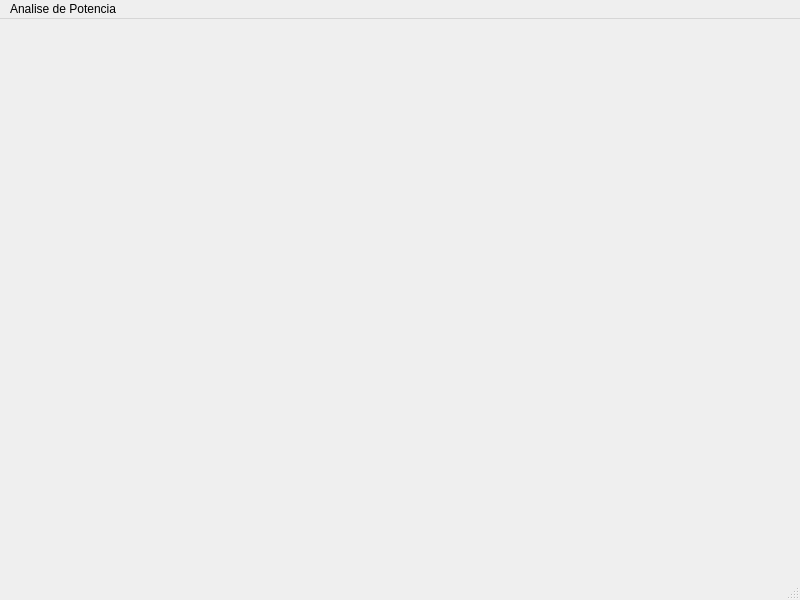
First picture: the form in AnalisePot/analisepot.ui, repository thainemartini/Prg-orientada-a-obj, before the edit.
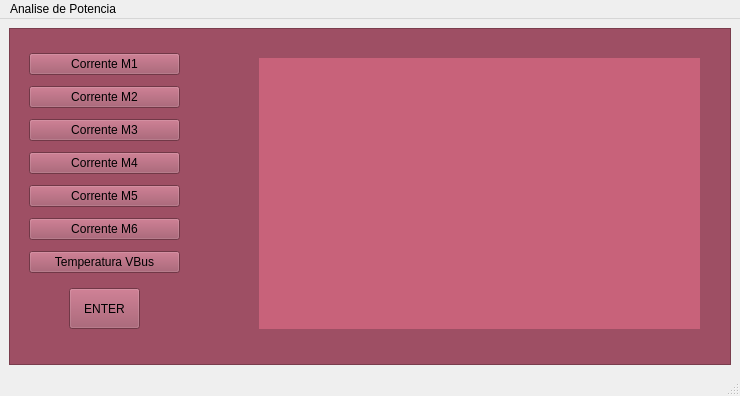
Second picture: the form after the edit. Custom widgets are drawn as their Qt base class.

```diff
--- a/AnalisePot/analisepot.ui
+++ b/AnalisePot/analisepot.ui
@@ -6,31 +6,124 @@
    <rect>
     <x>0</x>
     <y>0</y>
-    <width>800</width>
-    <height>600</height>
+    <width>740</width>
+    <height>396</height>
    </rect>
   </property>
   <property name="windowTitle">
    <string>AnalisePot</string>
   </property>
   <widget class="QWidget" name="centralwidget">
-   <widget class="QCustomPlot" name="customplot" native="true">
-    <property name="geometry">
-     <rect>
-      <x>270</x>
-      <y>130</y>
-      <width>471</width>
-      <height>241</height>
-     </rect>
-    </property>
-   </widget>
+   <layout class="QGridLayout" name="gridLayout">
+    <item row="0" column="0">
+     <widget class="QFrame" name="frame">
+      <property name="styleSheet">
+       <string notr="true">background-color: rgb(158, 79, 100);
+</string>
+      </property>
+      <property name="frameShape">
+       <enum>QFrame::StyledPanel</enum>
+      </property>
+      <property name="frameShadow">
+       <enum>QFrame::Raised</enum>
+      </property>
+      <widget class="QCustomPlot" name="customplot" native="true">
+       <property name="geometry">
+        <rect>
+         <x>250</x>
+         <y>30</y>
+         <width>441</width>
+         <height>271</height>
+        </rect>
+       </property>
+       <property name="styleSheet">
+        <string notr="true">background-color: rgb(200, 98, 122);</string>
+       </property>
+      </widget>
+      <widget class="QPushButton" name="ENTER">
+       <property name="geometry">
+        <rect>
+         <x>60</x>
+         <y>260</y>
+         <width>71</width>
+         <height>41</height>
+        </rect>
+       </property>
+       <property name="text">
+        <string>ENTER</string>
+       </property>
+      </widget>
+      <widget class="QWidget" name="">
+       <property name="geometry">
+        <rect>
+         <x>20</x>
+         <y>20</y>
+         <width>151</width>
+         <height>236</height>
+        </rect>
+       </property>
+       <layout class="QVBoxLayout" name="verticalLayout">
+        <item>
+         <widget class="QPushButton" name="M1">
+          <property name="text">
+           <string>Corrente M1</string>
+          </property>
+         </widget>
+        </item>
+        <item>
+         <widget class="QPushButton" name="M2">
+          <property name="text">
+           <string>Corrente M2</string>
+          </property>
+         </widget>
+        </item>
+        <item>
+         <widget class="QPushButton" name="M3">
+          <property name="text">
+           <string>Corrente M3</string>
+          </property>
+         </widget>
+        </item>
+        <item>
+         <widget class="QPushButton" name="M4">
+          <property name="text">
+           <string>Corrente M4</string>
+          </property>
+         </widget>
+        </item>
+        <item>
+         <widget class="QPushButton" name="M5">
+          <property name="text">
+           <string>Corrente M5</string>
+          </property>
+         </widget>
+        </item>
+        <item>
+         <widget class="QPushButton" name="M6">
+          <property name="text">
+           <string>Corrente M6</string>
+          </property>
+         </widget>
+        </item>
+        <item>
+         <widget class="QPushButton" name="TEMP">
+          <property name="text">
+           <string>Temperatura VBus</string>
+          </property>
+         </widget>
+        </item>
+       </layout>
+      </widget>
+     </widget>
+    </item>
+   </layout>
   </widget>
   <widget class="QMenuBar" name="menubar">
    <property name="geometry">
     <rect>
      <x>0</x>
      <y>0</y>
-     <width>800</width>
+     <width>740</width>
      <height>21</height>
     </rect>
    </property>
```
